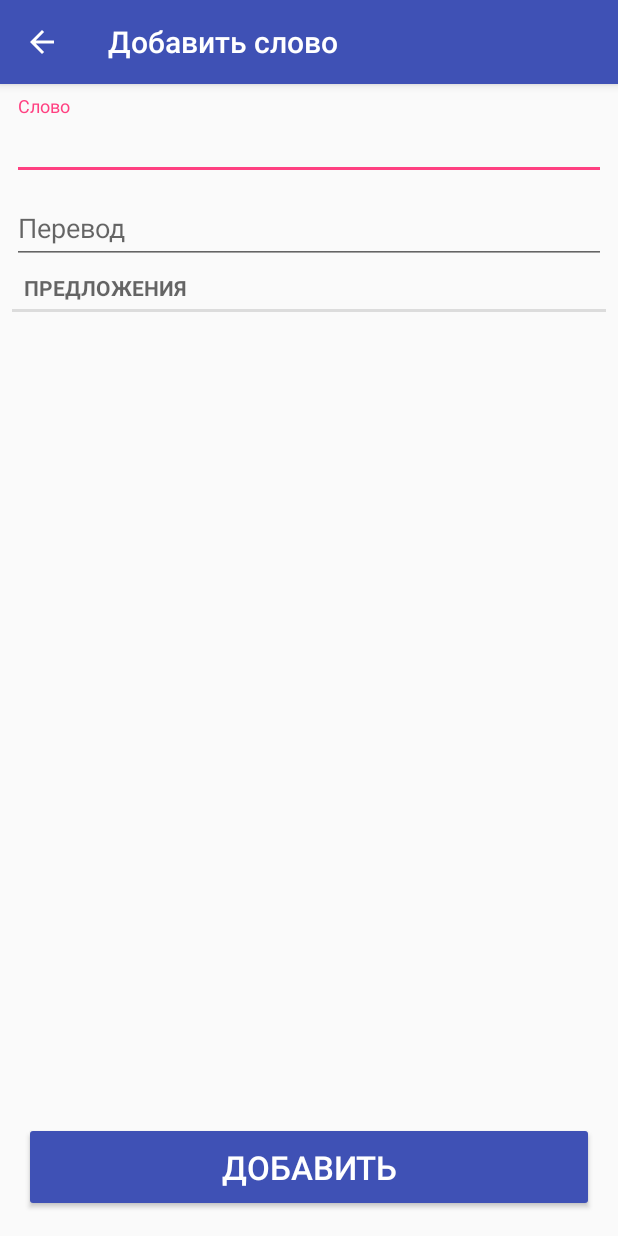
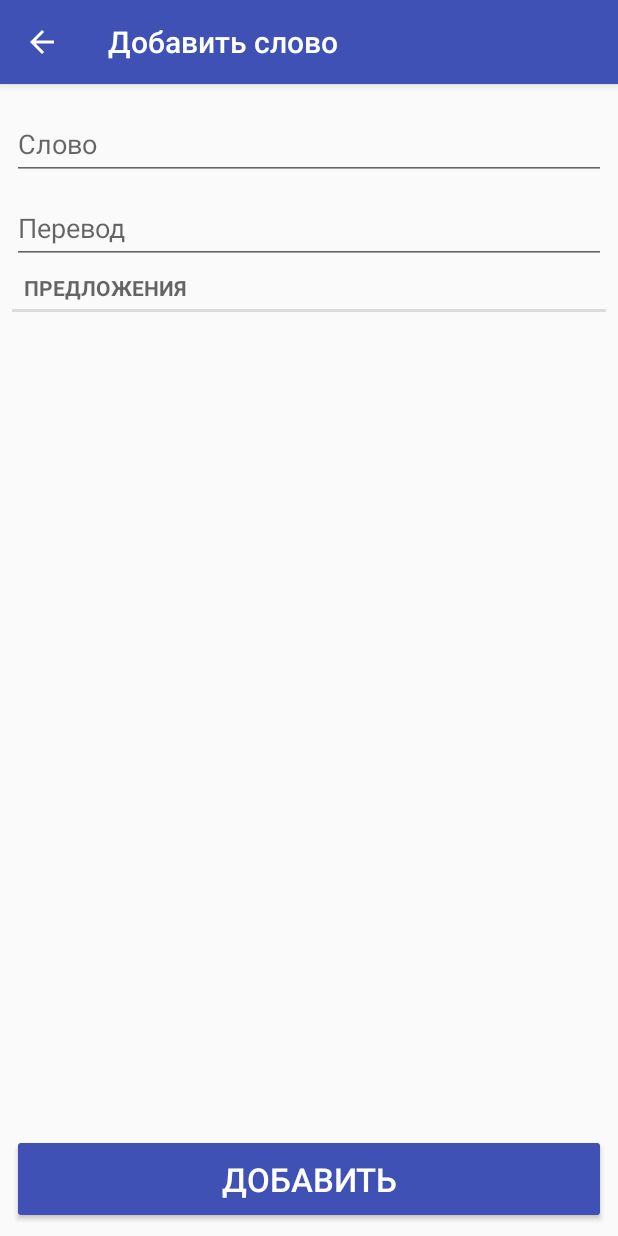
Before and after one commit to ratanoff/Dictionary, an Android app: the DetailActivity screen opened directly, with no data from a screen before it, on a phone screen of 412 x 824 dp. Run offline under Robolectric (Android 15) with nearby library versions, the phone set to English and light mode, and no system bars; our stand-ins replace Volley.

```diff
--- a/app/src/main/res/layout/activity_detail.xml
+++ b/app/src/main/res/layout/activity_detail.xml
@@ -4,15 +4,14 @@
     xmlns:tools="http://schemas.android.com/tools"
     android:layout_width="match_parent"
     android:layout_height="match_parent"
+    android:padding="8dp"
+    android:focusableInTouchMode="true"
     tools:context="ru.ratanov.dictionary.DetailActivity">
 
     <android.support.design.widget.TextInputLayout
         android:id="@+id/word_textInputLayout"
         android:layout_width="0dp"
         android:layout_height="wrap_content"
-        android:layout_marginEnd="8dp"
-        android:layout_marginStart="8dp"
-        android:layout_marginTop="8dp"
         app:layout_constraintEnd_toEndOf="parent"
         app:layout_constraintStart_toStartOf="parent"
         app:layout_constraintTop_toTopOf="parent">
@@ -30,8 +29,6 @@
         android:id="@+id/translate_textInputLayout2"
         android:layout_width="0dp"
         android:layout_height="wrap_content"
-        android:layout_marginEnd="8dp"
-        android:layout_marginStart="8dp"
         app:layout_constraintEnd_toEndOf="parent"
         app:layout_constraintStart_toStartOf="parent"
         app:layout_constraintTop_toBottomOf="@+id/word_textInputLayout">
@@ -50,8 +47,6 @@
         style="?android:listSeparatorTextViewStyle"
         android:layout_width="0dp"
         android:layout_height="wrap_content"
-        android:layout_marginEnd="8dp"
-        android:layout_marginStart="8dp"
         android:text="@string/proposals"
         app:layout_constraintEnd_toEndOf="parent"
         app:layout_constraintStart_toStartOf="parent"
@@ -70,9 +65,6 @@
         android:id="@+id/button"
         android:layout_width="0dp"
         android:layout_height="60dp"
-        android:layout_marginBottom="16dp"
-        android:layout_marginEnd="16dp"
-        android:layout_marginStart="16dp"
         android:textSize="22sp"
         android:theme="@style/PrimaryButton"
         app:layout_constraintBottom_toBottomOf="parent"
```
Also changed, not shown: app/src/main/java/ru/ratanov/dictionary/DetailActivity.java (+32 -3 lines).
